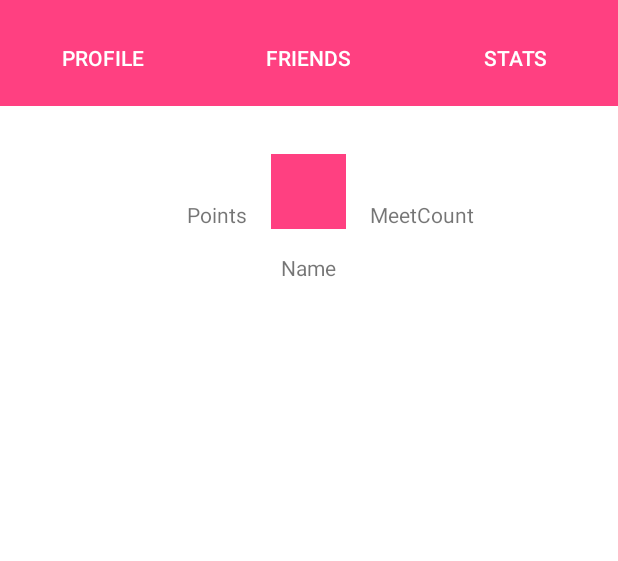
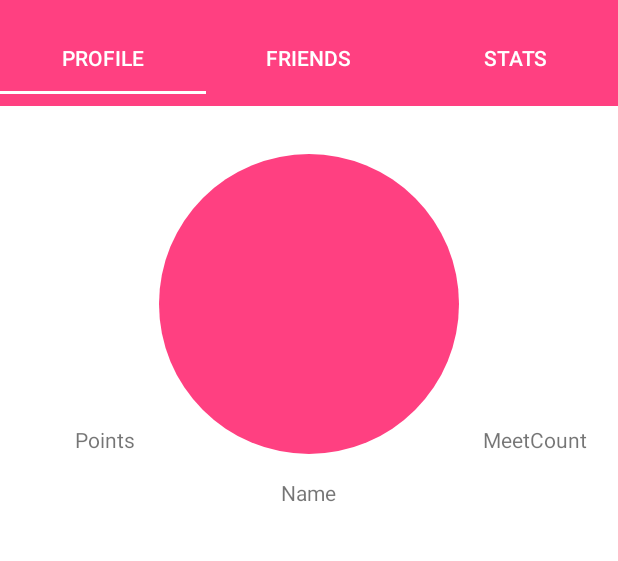
Before and after one commit to umatin/HoneyPot404, an Android app: the ProfileFragment screen opened directly, with no data from a screen before it, on a phone screen of 412 x 824 dp, the part 62-623 px from its top. Run offline under Robolectric (Android 15) with nearby library versions, the light colour scheme and no system bars; 1 statement that could not run was skipped.

Commit message:
CircularImage working, design updated

```diff
--- a/Honeypot/app/src/main/java/de/honeypot/honeypot/CircularImage.java
+++ b/Honeypot/app/src/main/java/de/honeypot/honeypot/CircularImage.java
@@ -16,14 +16,17 @@ public class CircularImage {
     // make profile picture
     // res = resolution in px
     // dark = Dark Theme
-    public Bitmap circularProfilePicture(Bitmap image, Context c, int res, boolean dark) {
+    public static Bitmap circularProfilePicture(Bitmap image, int res, boolean light) {
         Bitmap bitmap;
 
         // color to overlay
-        int color = dark ? Color.WHITE : Color.DKGRAY;
-        Bitmap overlayColor = Bitmap.createBitmap(
-                new int[]{color}, 0, image.getWidth(), image.getWidth(), image.getHeight(), Bitmap.Config.ARGB_8888);
-        Bitmap overlay = bitmapWithCircularCutout(overlayColor, c);
+        int color = light ? Color.WHITE : Color.DKGRAY;
+
+        Bitmap overlayColor = Bitmap.createBitmap(res, res, Bitmap.Config.ARGB_8888);
+        Canvas canvas = new Canvas(overlayColor);
+        canvas.drawColor(color);
+
+        Bitmap overlay = bitmapWithCircularCutout(overlayColor, res/2);
 
         // combine and return
         bitmap = combineBitmaps(image, overlay);
@@ -32,21 +35,20 @@ public class CircularImage {
 
     // BELOW IS ALL THAT JAZZ I DON'T UNDERSTAND
 
-    public Bitmap bitmapWithCircularCutout(Bitmap foreground, Context c) {
+    public static Bitmap bitmapWithCircularCutout(Bitmap foreground, int radius) {
         Bitmap bitmap = Bitmap.createBitmap(foreground.getWidth(), foreground.getHeight(), Bitmap.Config.ARGB_8888);
         Canvas canvas = new Canvas(bitmap);
         Paint paint = new Paint();
         canvas.drawBitmap(foreground, 0, 0, paint);
         paint.setAntiAlias(true);
         paint.setXfermode(new PorterDuffXfermode(PorterDuff.Mode.CLEAR));
-        float radius = (float) (getScreenSize(c).x * .35);
-        float x = (float) ((getScreenSize(c).x * .5) + (radius * .5));
-        float y = (float) ((getScreenSize(c).y * .5) + (radius * .5));
+        float x = (float) foreground.getWidth()/2;
+        float y = (float) foreground.getHeight()/2;
         canvas.drawCircle(x, y, radius, paint);
         return bitmap;
     }
 
-    public Bitmap combineBitmaps(Bitmap background, Bitmap foreground) {
+    public static Bitmap combineBitmaps(Bitmap background, Bitmap foreground) {
         Bitmap combinedBitmap = Bitmap.createBitmap(background.getWidth(), background.getHeight(), background.getConfig());
         Canvas canvas = new Canvas(combinedBitmap);
         Paint paint = new Paint(Paint.FILTER_BITMAP_FLAG);
@@ -55,7 +57,7 @@ public class CircularImage {
         return combinedBitmap;
     }
 
-    public Point getScreenSize(Context c) {
+    public static Point getScreenSize(Context c) {
         WindowManager window = (WindowManager) c.getSystemService(Context.WINDOW_SERVICE);
         Display display = window.getDefaultDisplay();
         Point size = new Point();
--- a/Honeypot/app/src/main/java/de/honeypot/honeypot/ProfileFragment.java
+++ b/Honeypot/app/src/main/java/de/honeypot/honeypot/ProfileFragment.java
@@ -1,11 +1,16 @@
 package de.honeypot.honeypot;
 
+import android.content.res.Resources;
+import android.graphics.Bitmap;
+import android.graphics.Canvas;
+import android.graphics.Color;
 import android.support.v4.app.Fragment;
 import android.support.v7.app.AppCompatActivity;
 import android.os.Bundle;
 import android.view.LayoutInflater;
 import android.view.View;
 import android.view.ViewGroup;
+import android.widget.ImageView;
 
 public class ProfileFragment extends Fragment {
 
@@ -16,5 +21,21 @@ public class ProfileFragment extends Fragment {
 
     @Override
     public void onViewCreated(View view, Bundle savedInstanceState) {
+
+        int color = Color.parseColor("#ff4081");
+        int res = Math.round(getResources().getInteger(R.integer.image_res));
+        Bitmap bitmap, colorBitmap = Bitmap.createBitmap(res, res, Bitmap.Config.ARGB_8888);
+        Canvas canvas = new Canvas(colorBitmap);
+        canvas.drawColor(color);
+
+        bitmap = CircularImage.circularProfilePicture(colorBitmap, colorBitmap.getHeight(), true);
+
+        try {
+            ImageView imageView = (ImageView) getView().findViewById(R.id.imageView);
+            imageView.setImageBitmap(bitmap);
+        } catch (NullPointerException e) {
+            e.printStackTrace();
+        }
+
     }
 }
--- a/Honeypot/app/src/main/res/layout/activity_main.xml
+++ b/Honeypot/app/src/main/res/layout/activity_main.xml
@@ -31,7 +31,9 @@
             android:layout_height="wrap_content"
             android:background="?attr/colorPrimary"
             android:minHeight="?attr/actionBarSize"
-            app:tabTextColor="@android:color/white" />
+            app:tabTextColor="@android:color/white"
+            app:tabIndicatorColor="@color/colorBackground"
+            app:tabSelectedTextColor="@color/colorBackground"/>
 
     </android.support.v4.view.ViewPager>
 
--- a/Honeypot/app/src/main/res/layout/activity_profile_fragment.xml
+++ b/Honeypot/app/src/main/res/layout/activity_profile_fragment.xml
@@ -12,8 +12,8 @@
     tools:context="de.honeypot.honeypot.ProfileFragment">
 
     <ImageView
-        android:layout_width="50dp"
-        android:layout_height="50dp"
+        android:layout_width="wrap_content"
+        android:layout_height="wrap_content"
         app:srcCompat="@color/colorAccent"
         android:layout_alignParentTop="true"
         android:layout_centerHorizontal="true"
--- /dev/null
+++ b/Honeypot/app/src/main/res/values/image_res.xml
@@ -0,0 +1,4 @@
+<?xml version="1.0" encoding="utf-8"?>
+<resources>
+    <integer name="image_res">300</integer>
+</resources>
```
Also changed, not shown: Honeypot/app/src/main/java/de/honeypot/honeypot/MainActivity.java (line endings or trailing spaces).
